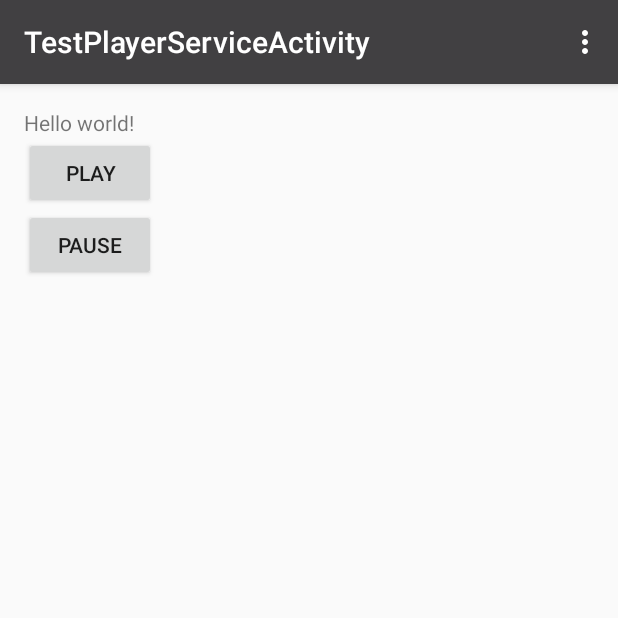
After one commit to SteveCharleston/RiG, an Android app: the TestPlayerServiceActivity screen opened directly, with no data from a screen before it, on a phone screen of 412 x 824 dp, the top half of it. The commit adds this screen. Run offline under Robolectric (Android 15) with nearby library versions, the phone set to English and light mode, and no system bars.

Commit message:
Testcode für playerservice

```diff
--- /dev/null
+++ b/app/src/main/java/de/charlestons_inn/rig/TestPlayerServiceActivity.java
@@ -0,0 +1,62 @@
+package de.charlestons_inn.rig;
+
+import android.content.Intent;
+import android.support.v7.app.ActionBarActivity;
+import android.os.Bundle;
+import android.view.Menu;
+import android.view.MenuItem;
+import android.view.View;
+import android.widget.Button;
+
+
+public class TestPlayerServiceActivity extends ActionBarActivity implements
+        View.OnClickListener {
+
+    Button startPlaybackButton, stopPlaybackButton;
+    Intent playbackServiceIntent;
+
+    @Override
+    protected void onCreate(Bundle savedInstanceState) {
+        super.onCreate(savedInstanceState);
+        setContentView(R.layout.activity_test_player_service);
+
+        startPlaybackButton = (Button) findViewById(R.id.service_play);
+        stopPlaybackButton = (Button) findViewById(R.id.service_pause);
+
+        startPlaybackButton.setOnClickListener(this);
+        stopPlaybackButton.setOnClickListener(this);
+
+        playbackServiceIntent = new Intent(this, backgroundPlayer2.class);
+    }
+
+    @Override
+    public boolean onCreateOptionsMenu(Menu menu) {
+        // Inflate the menu; this adds items to the action bar if it is present.
+        getMenuInflater().inflate(R.menu.menu_test_player, menu);
+        return true;
+    }
+
+    @Override
+    public boolean onOptionsItemSelected(MenuItem item) {
+        // Handle action bar item clicks here. The action bar will
+        // automatically handle clicks on the Home/Up button, so long
+        // as you specify a parent activity in AndroidManifest.xml.
+        int id = item.getItemId();
+
+        //noinspection SimplifiableIfStatement
+        if (id == R.id.action_settings) {
+            return true;
+        }
+
+        return super.onOptionsItemSelected(item);
+    }
+
+    @Override
+    public void onClick(View v) {
+        if (v == startPlaybackButton) {
+            startService(playbackServiceIntent);
+        } else if (v == stopPlaybackButton) {
+            stopService(playbackServiceIntent);
+        }
+    }
+}
--- /dev/null
+++ b/app/src/main/res/layout/activity_test_player_service.xml
@@ -0,0 +1,35 @@
+<RelativeLayout xmlns:android="http://schemas.android.com/apk/res/android"
+                xmlns:tools="http://schemas.android.com/tools"
+                android:layout_width="match_parent"
+                android:layout_height="match_parent"
+                android:paddingLeft="@dimen/activity_horizontal_margin"
+                android:paddingRight="@dimen/activity_horizontal_margin"
+                android:paddingTop="@dimen/activity_vertical_margin"
+                android:paddingBottom="@dimen/activity_vertical_margin"
+                tools:context="de.charlestons_inn.rig.TestPlayerServiceActivity">
+
+    <TextView
+        android:text="@string/hello_world"
+        android:layout_width="wrap_content"
+        android:layout_height="wrap_content"
+        android:id="@+id/textView2" />
+
+    <Button
+        android:layout_width="wrap_content"
+        android:layout_height="wrap_content"
+        android:text="Play"
+        android:id="@+id/service_play"
+        android:layout_below="@+id/textView2"
+        android:layout_alignParentLeft="true"
+        android:layout_alignParentStart="true" />
+
+    <Button
+        android:layout_width="wrap_content"
+        android:layout_height="wrap_content"
+        android:text="Pause"
+        android:id="@+id/service_pause"
+        android:layout_below="@+id/service_play"
+        android:layout_alignParentLeft="true"
+        android:layout_alignParentStart="true" />
+
+</RelativeLayout>
--- a/app/src/main/res/menu/menu_test_player.xml
+++ b/app/src/main/res/menu/menu_test_player.xml
@@ -1,7 +1,7 @@
 <menu xmlns:android="http://schemas.android.com/apk/res/android"
       xmlns:app="http://schemas.android.com/apk/res-auto"
       xmlns:tools="http://schemas.android.com/tools"
-      tools:context="de.charlestons_inn.rig.TestPlayer">
+      tools:context="de.charlestons_inn.rig.TestPlayerServiceActivity">
     <item android:id="@+id/action_settings"
           android:title="@string/action_settings"
           android:orderInCategory="100"
--- a/app/src/main/res/values/strings.xml
+++ b/app/src/main/res/values/strings.xml
@@ -45,4 +45,7 @@
 
     <string name="title_activity_bandsuche">Bandsuche</string>
     <string name="title_activity_test_pictures">TestPictures</string>
+    <string name="title_activity_test_player_service">
+        TestPlayerServiceActivity
+    </string>
 </resources>
```
Also changed, not shown: app/src/main/AndroidManifest.xml (+15 -3 lines), app/src/main/java/de/charlestons_inn/rig/backgroundPlayer2.java (added, +57 -0 lines), 1 other file.
